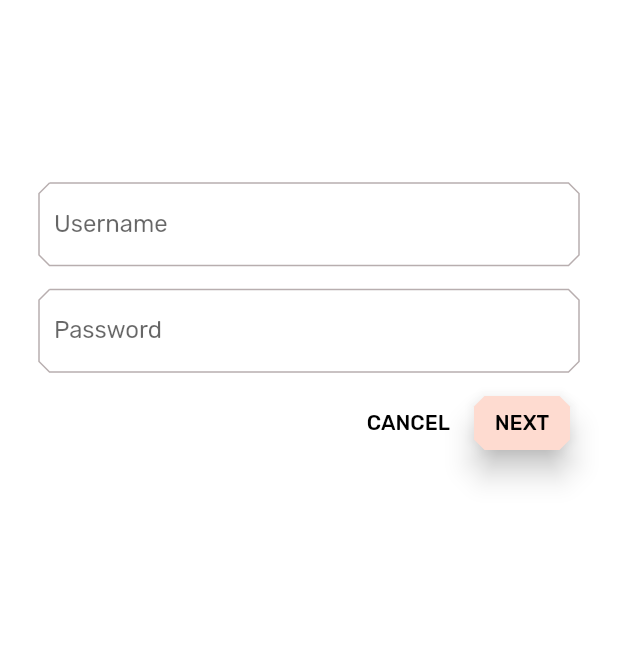
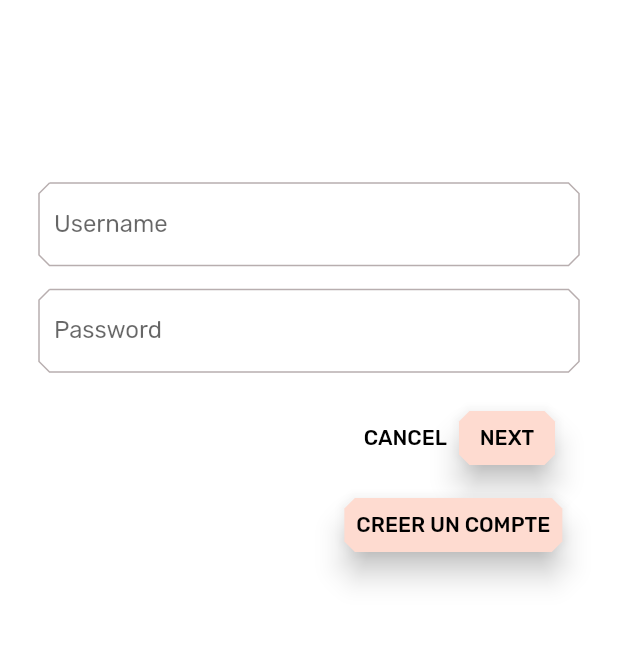
Before and after one commit to dommi10/Soko-Final, a Flutter app: the screen it shows after launch, on a phone screen of 412 x 824 dp, the part 237-884 px from its top. Run offline on Flutter 3.47's test engine with Material 2 defaults, Android fonts, the phone set to English and light mode, and no system bars.

Commit message:
fix all bug

```diff
--- a/lib/login.dart
+++ b/lib/login.dart
@@ -1,4 +1,3 @@
-
 import 'package:flutter/material.dart';
 
 import 'colors.dart';
@@ -52,10 +51,17 @@ class _LoginPageState extends State<LoginPage> {
             ),
             ButtonBar(
               children: <Widget>[
+                Column(
+                  children: <Widget>[
+                    Padding(
+                      padding: EdgeInsets.all(10.0),
+                      child: Row(
+                        children: <Widget>[
                           FlatButton(
                             child: const Text('CANCEL'),
                             shape: const BeveledRectangleBorder(
-                    borderRadius: BorderRadius.all(Radius.circular(7.0)),
+                              borderRadius:
+                                  BorderRadius.all(Radius.circular(7.0)),
                             ),
                             onPressed: () {
                               _usernameController.clear();
@@ -66,12 +72,28 @@ class _LoginPageState extends State<LoginPage> {
                             child: const Text('NEXT'),
                             elevation: 8.0,
                             shape: const BeveledRectangleBorder(
+                              borderRadius:
+                                  BorderRadius.all(Radius.circular(7.0)),
+                            ),
+                            onPressed: () {
+                              Navigator.pop(context);
+                            },
+                          ),
+                        ],
+                      ),
+                    ),
+                    RaisedButton(
+                      child: const Text('CREER UN COMPTE'),
+                      elevation: 8.0,
+                      shape: const BeveledRectangleBorder(
                         borderRadius: BorderRadius.all(Radius.circular(7.0)),
                       ),
                       onPressed: () {
                         Navigator.pop(context);
                       },
-                ),
+                    )
+                  ],
+                )
               ],
             ),
           ],
```
Lines whose indentation alone changed are shown as unchanged.
